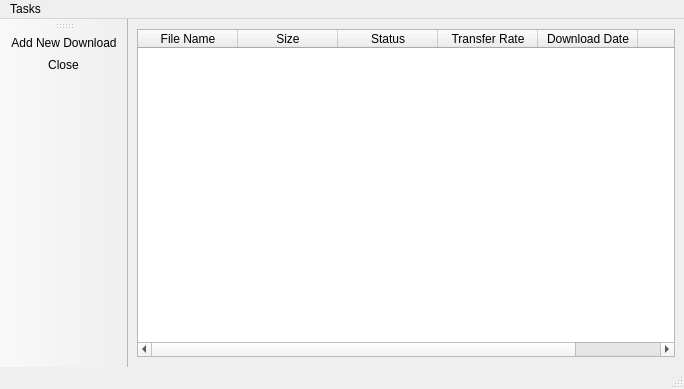
Before: the Qt Designer form qdman.ui in Yovsky/Quantum, drawn with Qt 5.
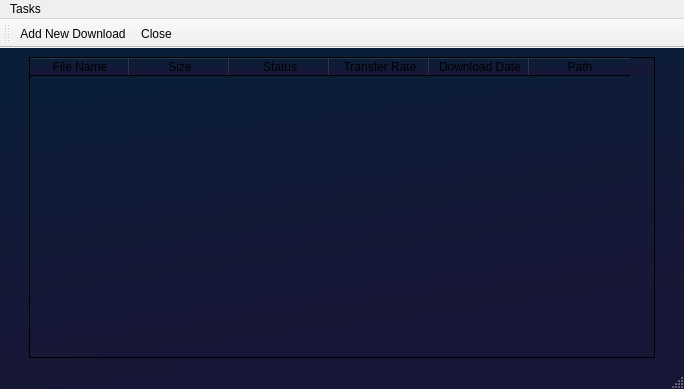
After: the same form once the commit is applied. Icons and pictures are not drawn.

```diff
--- a/qdman.ui
+++ b/qdman.ui
@@ -13,10 +13,20 @@
   <property name="windowTitle">
    <string>Quantum Download Manager</string>
   </property>
+  <property name="styleSheet">
+   <string notr="true">QMainWindow {
+background: qlineargradient(spread:pad, x1:0, y1:0, x2:0.27, y2:1, stop:0 rgba(9, 31, 55, 255), stop:1 rgba(24, 22, 54, 255))
+}</string>
+  </property>
   <property name="unifiedTitleAndToolBarOnMac">
    <bool>false</bool>
   </property>
   <widget class="QWidget" name="centralwidget">
+   <property name="styleSheet">
+    <string notr="true">QWidget {
+background: qlineargradient(spread:pad, x1:0, y1:0, x2:0.27, y2:1, stop:0 rgba(9, 31, 55, 255), stop:1 rgba(24, 22, 54, 255))
+}</string>
+   </property>
    <layout class="QGridLayout" name="gridLayout">
     <item row="0" column="0">
      <widget class="QTableWidget" name="tableWidget">
@@ -26,6 +36,11 @@
         <height>328</height>
        </size>
       </property>
+      <property name="styleSheet">
+       <string notr="true">QWidget {
+background: qlineargradient(spread:pad, x1:0, y1:0, x2:0.27, y2:1, stop:0 rgba(9, 31, 55, 255), stop:1 rgba(24, 22, 54, 255))
+}</string>
+      </property>
       <column>
        <property name="text">
         <string>File Name</string>
@@ -84,7 +99,7 @@
     <string>toolBar</string>
    </property>
    <attribute name="toolBarArea">
-    <enum>LeftToolBarArea</enum>
+    <enum>TopToolBarArea</enum>
    </attribute>
    <attribute name="toolBarBreak">
     <bool>false</bool>
```
